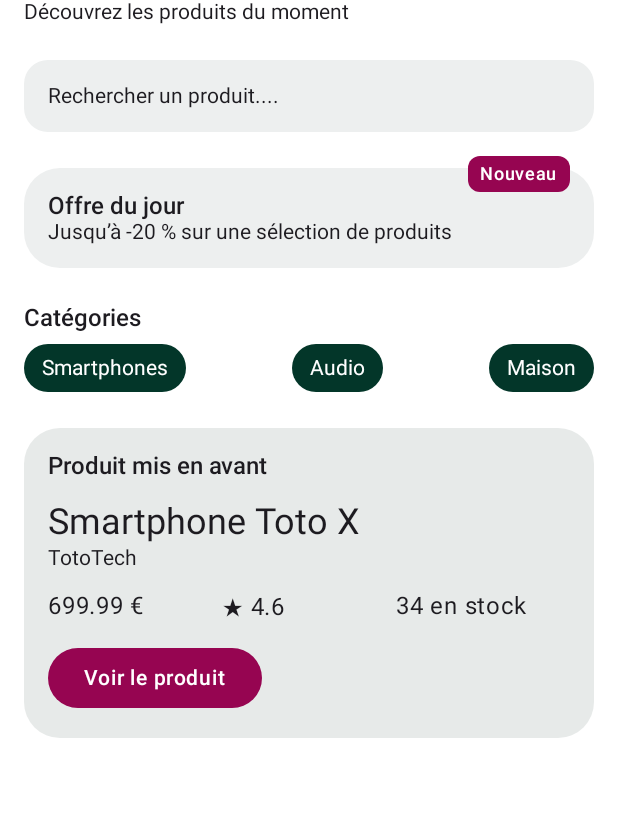
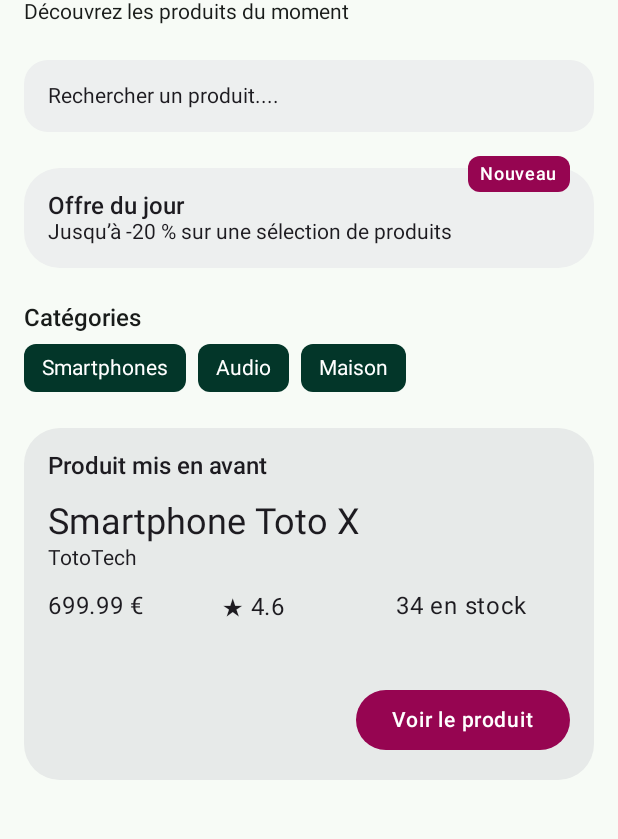
Before and after one commit to AnthonyBoschat/Product-Explorer, an Android app built with Jetpack Compose: the @Preview function ProductHomeScreenPreview, on a phone screen of 412 x 824 dp, the part 73-912 px from its top. Run offline under Robolectric (Android 15) with nearby library versions, the phone set to English and light mode, and no system bars.

Commit message:
Personnalisation couleur encore

```diff
--- a/app/src/main/java/com/example/productexplorer/home/ProductHomeScreen.kt
+++ b/app/src/main/java/com/example/productexplorer/home/ProductHomeScreen.kt
@@ -6,6 +6,7 @@ import androidx.compose.foundation.layout.fillMaxSize
 import androidx.compose.foundation.layout.height
 import androidx.compose.foundation.layout.padding
 import androidx.compose.material3.MaterialTheme
+import androidx.compose.material3.Scaffold
 import androidx.compose.material3.Surface
 import androidx.compose.material3.Text
 import androidx.compose.runtime.Composable
@@ -27,7 +28,6 @@ fun ProductHomeScreen(
     onFeaturedProductClick: () -> Unit,
     modifier: Modifier = Modifier
 ){
-    Surface(modifier) {
         Column(modifier = modifier.fillMaxSize().padding(16.dp)) {
             HomeHeader()
             Spacer(modifier = Modifier.height(24.dp))
@@ -43,31 +43,31 @@ fun ProductHomeScreen(
             )
             Spacer(modifier = Modifier.height(24.dp))
         }
-
-    }
 }
 
 
 
-@Preview(showBackground = true)
+@Preview
 @Composable
 fun ProductHomeScreenPreview() {
-    ProductExplorerTheme(darkTheme = false) {
-        ProductHomeScreen(
-            featuredProduct = sampleProduct(),
-            onFeaturedProductClick = {}
-        )
+    ProductHomeScreenPreviewContent(darkTheme = false)
+}
+
+@Preview
+@Composable
+fun ProductHomeScreenDarkPreview() {
+    ProductHomeScreenPreviewContent(darkTheme = true)
+}
+
+@Composable
+private fun ProductHomeScreenPreviewContent(darkTheme: Boolean) {
+    ProductExplorerTheme(darkTheme = darkTheme) {
+        Scaffold { innerPadding ->
+            ProductHomeScreen(
+                modifier = Modifier.padding(innerPadding),
+                featuredProduct = sampleProduct(),
+                onFeaturedProductClick = {}
+            )
+        }
     }
 }
-
-
-@Preview(showBackground = true)
-@Composable
-fun ProductHomeScreenDarkPreview() {
-    ProductExplorerTheme(darkTheme = true) {
-        ProductHomeScreen(
-            featuredProduct = sampleProduct(),
-            onFeaturedProductClick = {}
-        )
-    }
-}
--- a/app/src/main/java/com/example/productexplorer/home/components/CategoriesSection.kt
+++ b/app/src/main/java/com/example/productexplorer/home/components/CategoriesSection.kt
@@ -1,5 +1,6 @@
 package com.example.productexplorer.home.components
 
+import androidx.compose.foundation.layout.Arrangement
 import androidx.compose.foundation.layout.Column
 import androidx.compose.foundation.layout.Row
 import androidx.compose.foundation.layout.Spacer
@@ -20,11 +21,9 @@ fun CategoriesSection(
             style = MaterialTheme.typography.titleMedium
         )
         Spacer(modifier = Modifier.height(8.dp))
-        Row() {
+        Row(horizontalArrangement = Arrangement.spacedBy(8.dp)) {
             CategoryChip(label = "Smartphones")
-            Spacer(modifier = Modifier.weight(1f))
             CategoryChip(label = "Audio")
-            Spacer(modifier = Modifier.weight(1f))
             CategoryChip(label = "Maison")
         }
     }
--- a/app/src/main/java/com/example/productexplorer/home/components/CategoryChip.kt
+++ b/app/src/main/java/com/example/productexplorer/home/components/CategoryChip.kt
@@ -16,7 +16,7 @@ fun CategoryChip(
 ) {
     Surface(
         modifier = modifier,
-        shape = MaterialTheme.shapes.medium,
+        shape = MaterialTheme.shapes.small,
         color = MaterialTheme.colorScheme.secondary,
         contentColor = MaterialTheme.colorScheme.onPrimary,
     ) {
--- a/app/src/main/java/com/example/productexplorer/home/components/FeaturedProductSection.kt
+++ b/app/src/main/java/com/example/productexplorer/home/components/FeaturedProductSection.kt
@@ -11,6 +11,7 @@ import androidx.compose.material3.MaterialTheme
 import androidx.compose.material3.Surface
 import androidx.compose.material3.Text
 import androidx.compose.runtime.Composable
+import androidx.compose.ui.Alignment
 import androidx.compose.ui.Modifier
 import androidx.compose.ui.unit.dp
 import com.example.productexplorer.ui.product.sample.ProductUi
@@ -24,9 +25,10 @@ fun FeaturedProductSection(
     Surface (
         modifier = modifier.fillMaxWidth(),
         shape = MaterialTheme.shapes.large,
-        tonalElevation = 4.dp
+        tonalElevation = 4.dp,
+
     ){
-        Column(modifier = modifier.padding(16.dp)) {
+        Column(modifier = Modifier.padding(16.dp)) {
             Text(
                 text = "Produit mis en avant",
                 style = MaterialTheme.typography.titleMedium
@@ -52,7 +54,8 @@ fun FeaturedProductSection(
                 colors = ButtonDefaults.buttonColors(
                     containerColor = MaterialTheme.colorScheme.tertiary,
                     contentColor = MaterialTheme.colorScheme.onTertiary
-                )
+                ),
+                modifier = Modifier.align(Alignment.End).padding(top = 28.dp)
             ) {
                 Text(text = "Voir le produit", )
             }
--- a/app/src/main/java/com/example/productexplorer/ui/theme/Theme.kt
+++ b/app/src/main/java/com/example/productexplorer/ui/theme/Theme.kt
@@ -20,7 +20,7 @@ private val DarkColorScheme = darkColorScheme(
     primary = Color(0xFFFFFFFF),
     onPrimary = Color(0xFF003826),
     secondary = Color(0xFFF1F1F1),
-    background = Color(0xFF101411),
+    background = Color(0xFF1A211B),
     onBackground = Color(0xFFE0E4DF),
     surface = Color(0xFF1C211D),
     tertiary = Color(0xFFA60B46),
```
Also changed, not shown: app/src/main/java/com/example/productexplorer/MainActivity.kt (+9 -4 lines), app/src/main/java/com/example/productexplorer/product/components/ProductListItem.kt (+16 -5 lines).
